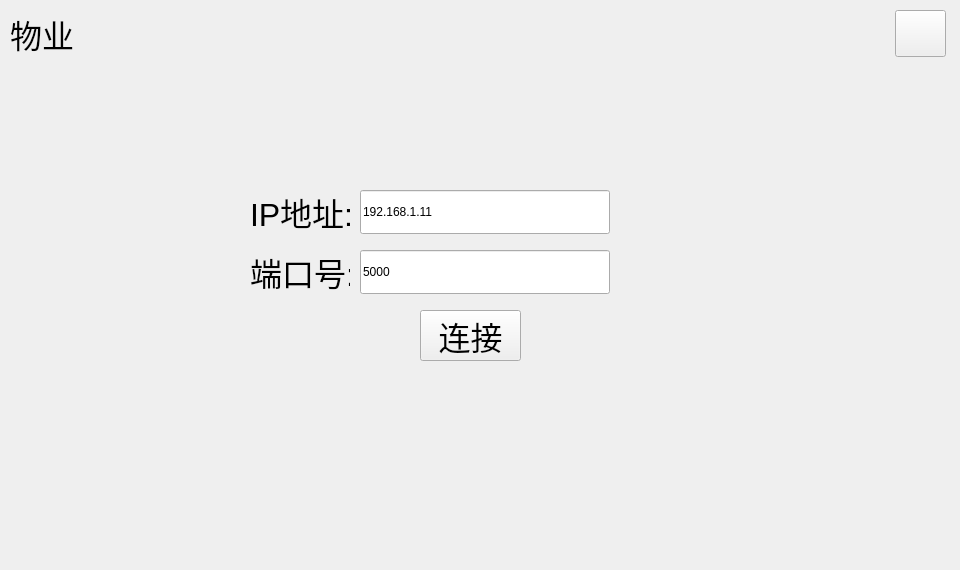
Above: SmartHome/SHPropertyDlg.ui from ChenKan914/SmartHome before the change. Below: the same form after it.
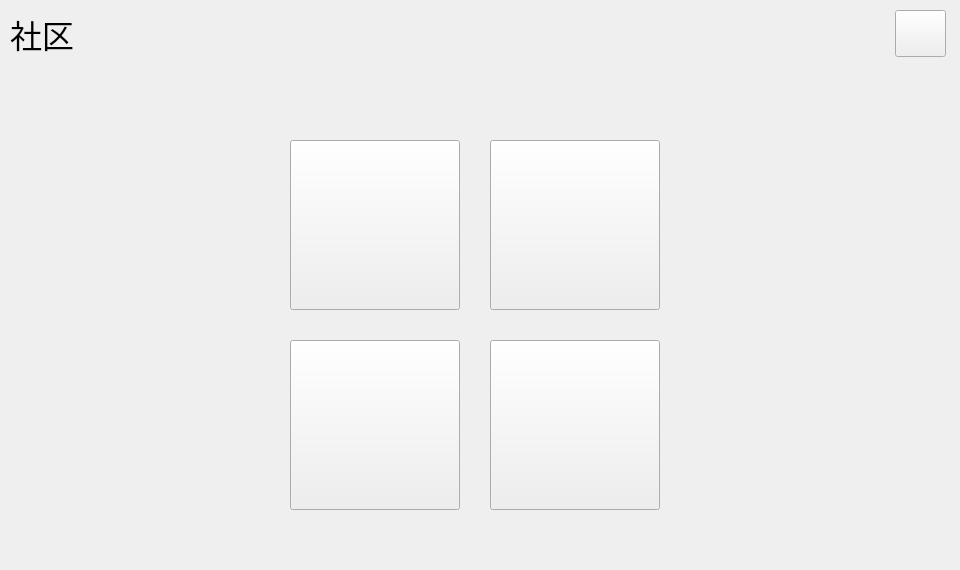
That is the form after the change.

The edit to the form file:
```diff
--- a/SmartHome/SHPropertyDlg.ui
+++ b/SmartHome/SHPropertyDlg.ui
@@ -31,38 +31,7 @@
     </font>
    </property>
    <property name="text">
-    <string>物业</string>
-   </property>
-  </widget>
-  <widget class="QPushButton" name="m_btnConnect">
-   <property name="geometry">
-    <rect>
-     <x>420</x>
-     <y>310</y>
-     <width>101</width>
-     <height>51</height>
-    </rect>
-   </property>
-   <property name="font">
-    <font>
-     <pointsize>24</pointsize>
-     <kerning>false</kerning>
-    </font>
-   </property>
-   <property name="styleSheet">
-    <string notr="true"/>
-   </property>
-   <property name="text">
-    <string>连接</string>
-   </property>
-   <property name="checkable">
-    <bool>false</bool>
-   </property>
-   <property name="autoRepeat">
-    <bool>false</bool>
-   </property>
-   <property name="flat">
-    <bool>false</bool>
+    <string>社区</string>
    </property>
   </widget>
   <widget class="QPushButton" name="m_btnBack">
@@ -78,71 +47,85 @@
     <string/>
    </property>
   </widget>
-  <widget class="QLabel" name="m_lbPort">
+  <widget class="QWidget" name="m_wgtLaunch" native="true">
    <property name="geometry">
     <rect>
-     <x>250</x>
-     <y>250</y>
-     <width>100</width>
-     <height>44</height>
+     <x>290</x>
+     <y>140</y>
+     <width>370</width>
+     <height>370</height>
     </rect>
    </property>
-   <property name="font">
-    <font>
-     <pointsize>24</pointsize>
-     <italic>false</italic>
-     <kerning>true</kerning>
-    </font>
-   </property>
+   <widget class="QPushButton" name="m_btnConnect">
+    <property name="geometry">
+     <rect>
+      <x>0</x>
+      <y>0</y>
+      <width>170</width>
+      <height>170</height>
+     </rect>
+    </property>
+    <property name="sizePolicy">
+     <sizepolicy hsizetype="Minimum" vsizetype="Minimum">
+      <horstretch>0</horstretch>
+      <verstretch>0</verstretch>
+     </sizepolicy>
+    </property>
    <property name="text">
-    <string>端口号:</string>
-   </property>
-  </widget>
-  <widget class="QLineEdit" name="m_EditPort">
+     <string/>
+    </property>
+   </widget>
+   <widget class="QPushButton" name="m_btnNotice">
    <property name="geometry">
     <rect>
-     <x>360</x>
-     <y>250</y>
-     <width>250</width>
-     <height>44</height>
-    </rect>
-   </property>
+      <x>200</x>
+      <y>0</y>
+      <width>170</width>
+      <height>170</height>
+     </rect>
+    </property>
+    <property name="sizePolicy">
+     <sizepolicy hsizetype="Minimum" vsizetype="Minimum">
+      <horstretch>0</horstretch>
+      <verstretch>0</verstretch>
+     </sizepolicy>
+    </property>
    <property name="text">
-    <string>5000</string>
-   </property>
-  </widget>
-  <widget class="QLabel" name="m_lbIP">
+     <string/>
+    </property>
+   </widget>
+   <widget class="QPushButton" name="m_btnMessage">
    <property name="geometry">
     <rect>
-     <x>250</x>
-     <y>190</y>
-     <width>100</width>
-     <height>44</height>
-    </rect>
-   </property>
-   <property name="font">
-    <font>
-     <pointsize>24</pointsize>
-     <italic>false</italic>
-     <kerning>true</kerning>
-    </font>
+      <x>0</x>
+      <y>200</y>
+      <width>170</width>
+      <height>170</height>
+     </rect>
+    </property>
+    <property name="sizePolicy">
+     <sizepolicy hsizetype="Minimum" vsizetype="Minimum">
+      <horstretch>0</horstretch>
+      <verstretch>0</verstretch>
+     </sizepolicy>
    </property>
    <property name="text">
-    <string>IP地址:</string>
-   </property>
-  </widget>
-  <widget class="QLineEdit" name="m_EditIP">
+     <string/>
+    </property>
+   </widget>
+   <widget class="QPushButton" name="m_btnDial">
    <property name="geometry">
     <rect>
-     <x>360</x>
-     <y>190</y>
-     <width>250</width>
-     <height>44</height>
+      <x>200</x>
+      <y>200</y>
+      <width>170</width>
+      <height>170</height>
     </rect>
    </property>
    <property name="text">
-    <string>192.168.1.11</string>
-   </property>
+     <string/>
+    </property>
+   </widget>
   </widget>
  </widget>
  <resources/>
```
Lines whose indentation alone changed are shown as unchanged.
